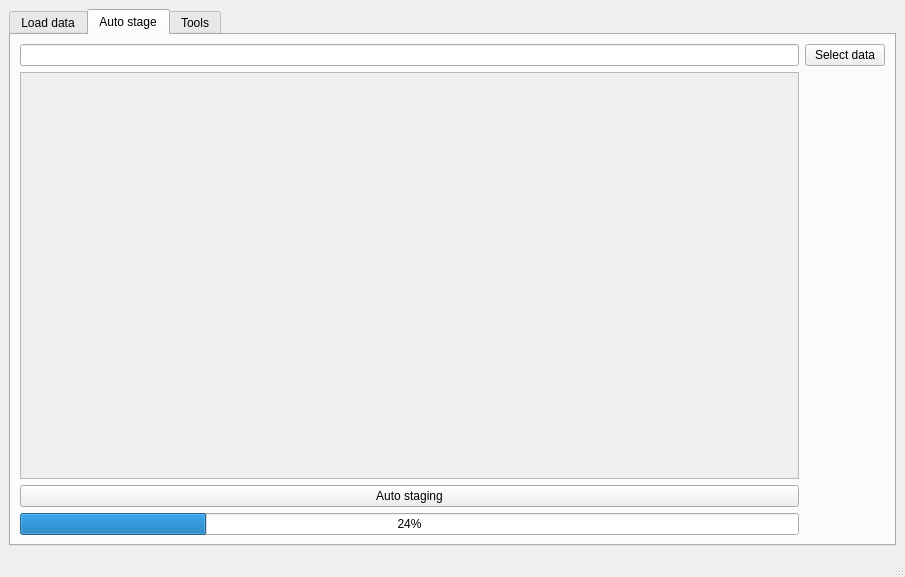
Above: MiSleep/gui/load_data/load_data.ui from bian-lab/MiSleep before the change. Below: the same form after it.
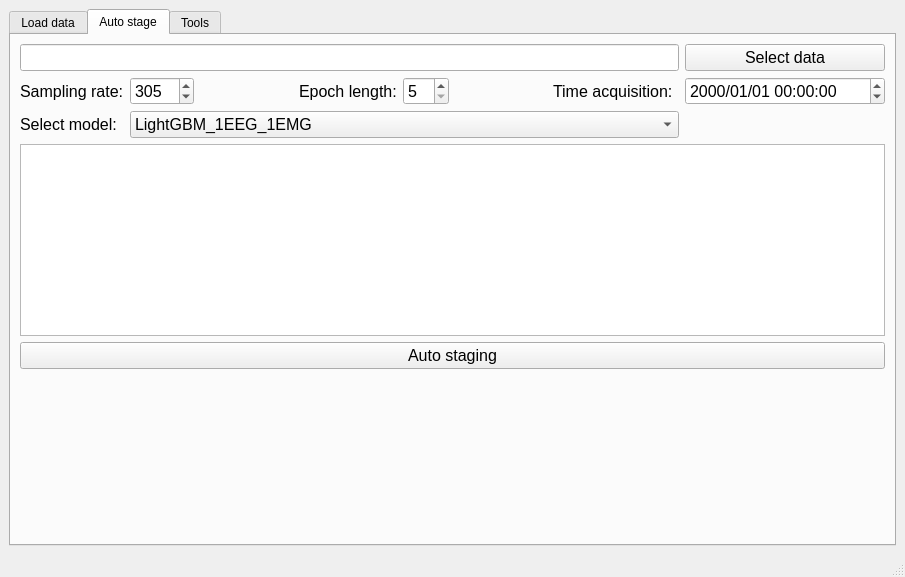
That is the form after the change. The open tabs and pages were chosen to show the change. Icons and pictures are not drawn.

Commit message: Add auto staging function

```diff
--- a/MiSleep/gui/load_data/load_data.ui
+++ b/MiSleep/gui/load_data/load_data.ui
@@ -363,47 +363,218 @@
         <string>Auto stage</string>
        </attribute>
        <layout class="QGridLayout" name="gridLayout_4">
-        <item row="0" column="3">
-         <widget class="QPushButton" name="pushButton">
+        <item row="1" column="8">
+         <widget class="QDateTimeEdit" name="ASDateTimeEditor">
+          <property name="font">
+           <font>
+            <family>Microsoft JhengHei UI</family>
+            <pointsize>12</pointsize>
+           </font>
+          </property>
+          <property name="displayFormat">
+           <string>yyyy/MM/dd HH:mm:ss</string>
+          </property>
+         </widget>
+        </item>
+        <item row="0" column="0" colspan="8">
+         <widget class="QLineEdit" name="dataFileEditor">
+          <property name="font">
+           <font>
+            <family>Microsoft JhengHei UI</family>
+            <pointsize>12</pointsize>
+           </font>
+          </property>
+         </widget>
+        </item>
+        <item row="2" column="1" colspan="7">
+         <widget class="QComboBox" name="modelSelectorCombo">
+          <property name="font">
+           <font>
+            <family>Microsoft JhengHei UI</family>
+            <pointsize>12</pointsize>
+           </font>
+          </property>
+          <item>
+           <property name="text">
+            <string>LightGBM_1EEG_1EMG</string>
+           </property>
+          </item>
+         </widget>
+        </item>
+        <item row="1" column="3">
+         <widget class="QLabel" name="label_9">
+          <property name="font">
+           <font>
+            <family>Microsoft JhengHei UI</family>
+            <pointsize>12</pointsize>
+           </font>
+          </property>
+          <property name="text">
+           <string>Epoch length:</string>
+          </property>
+         </widget>
+        </item>
+        <item row="2" column="0">
+         <widget class="QLabel" name="label_7">
+          <property name="font">
+           <font>
+            <family>Microsoft JhengHei UI</family>
+            <pointsize>12</pointsize>
+           </font>
+          </property>
+          <property name="text">
+           <string>Select model:</string>
+          </property>
+         </widget>
+        </item>
+        <item row="0" column="8">
+         <widget class="QPushButton" name="ASdataSelectBt">
+          <property name="minimumSize">
+           <size>
+            <width>200</width>
+            <height>0</height>
+           </size>
+          </property>
+          <property name="font">
+           <font>
+            <family>Microsoft JhengHei UI</family>
+            <pointsize>12</pointsize>
+           </font>
+          </property>
           <property name="text">
            <string>Select data</string>
           </property>
          </widget>
         </item>
-        <item row="1" column="2">
-         <widget class="QScrollArea" name="scrollArea">
-          <property name="widgetResizable">
-           <bool>true</bool>
+        <item row="3" column="0" colspan="9">
+         <widget class="QListView" name="channelListView">
+          <property name="font">
+           <font>
+            <family>Microsoft JhengHei UI</family>
+            <pointsize>12</pointsize>
+           </font>
           </property>
-          <widget class="QWidget" name="scrollAreaWidgetContents">
-           <property name="geometry">
-            <rect>
-             <x>0</x>
-             <y>0</y>
-             <width>780</width>
-             <height>408</height>
-            </rect>
-           </property>
-          </widget>
-         </widget>
-        </item>
-        <item row="0" column="2">
-         <widget class="QLineEdit" name="lineEdit"/>
-        </item>
-        <item row="2" column="2">
-         <widget class="QPushButton" name="pushButton_2">
-          <property name="text">
-           <string>Auto staging</string>
+          <property name="selectionMode">
+           <enum>QAbstractItemView::MultiSelection</enum>
           </property>
          </widget>
         </item>
-        <item row="3" column="2">
-         <widget class="QProgressBar" name="progressBar">
+        <item row="1" column="1">
+         <widget class="QSpinBox" name="ASSREditor">
+          <property name="font">
+           <font>
+            <family>Microsoft JhengHei UI</family>
+            <pointsize>12</pointsize>
+           </font>
+          </property>
+          <property name="minimum">
+           <number>1</number>
+          </property>
+          <property name="maximum">
+           <number>1000</number>
+          </property>
           <property name="value">
-           <number>24</number>
+           <number>305</number>
           </property>
          </widget>
         </item>
+        <item row="1" column="4">
+         <widget class="QSpinBox" name="ASEpochLengthEditor">
+          <property name="font">
+           <font>
+            <family>Microsoft JhengHei UI</family>
+            <pointsize>12</pointsize>
+           </font>
+          </property>
+          <property name="minimum">
+           <number>5</number>
+          </property>
+          <property name="maximum">
+           <number>30</number>
+          </property>
+          <property name="singleStep">
+           <number>5</number>
+          </property>
+         </widget>
+        </item>
+        <item row="1" column="5">
+         <spacer name="horizontalSpacer_2">
+          <property name="orientation">
+           <enum>Qt::Horizontal</enum>
+          </property>
+          <property name="sizeHint" stdset="0">
+           <size>
+            <width>40</width>
+            <height>20</height>
+           </size>
+          </property>
+         </spacer>
+        </item>
+        <item row="4" column="0" colspan="9">
+         <widget class="QPushButton" name="autoStagingBt">
+          <property name="font">
+           <font>
+            <family>Microsoft JhengHei UI</family>
+            <pointsize>12</pointsize>
+           </font>
+          </property>
+          <property name="text">
+           <string>Auto staging</string>
+          </property>
+         </widget>
+        </item>
+        <item row="1" column="0">
+         <widget class="QLabel" name="label_8">
+          <property name="font">
+           <font>
+            <family>Microsoft JhengHei UI</family>
+            <pointsize>12</pointsize>
+           </font>
+          </property>
+          <property name="text">
+           <string>Sampling rate:</string>
+          </property>
+         </widget>
+        </item>
+        <item row="1" column="2">
+         <spacer name="horizontalSpacer">
+          <property name="orientation">
+           <enum>Qt::Horizontal</enum>
+          </property>
+          <property name="sizeHint" stdset="0">
+           <size>
+            <width>40</width>
+            <height>20</height>
+           </size>
+          </property>
+         </spacer>
+        </item>
+        <item row="1" column="6">
+         <widget class="QLabel" name="label_10">
+          <property name="font">
+           <font>
+            <family>Microsoft JhengHei UI</family>
+            <pointsize>12</pointsize>
+           </font>
+          </property>
+          <property name="text">
+           <string>Time acquisition:</string>
+          </property>
+         </widget>
+        </item>
+        <item row="5" column="0" colspan="9">
+         <spacer name="verticalSpacer_2">
+          <property name="orientation">
+           <enum>Qt::Vertical</enum>
+          </property>
+          <property name="sizeHint" stdset="0">
+           <size>
+            <width>20</width>
+            <height>40</height>
+           </size>
+          </property>
+         </spacer>
+        </item>
        </layout>
       </widget>
       <widget class="QWidget" name="Tools">
```
Left out of the diff: 315 changed lines with no effect on the pictures. The commit also changes 16 other files.
